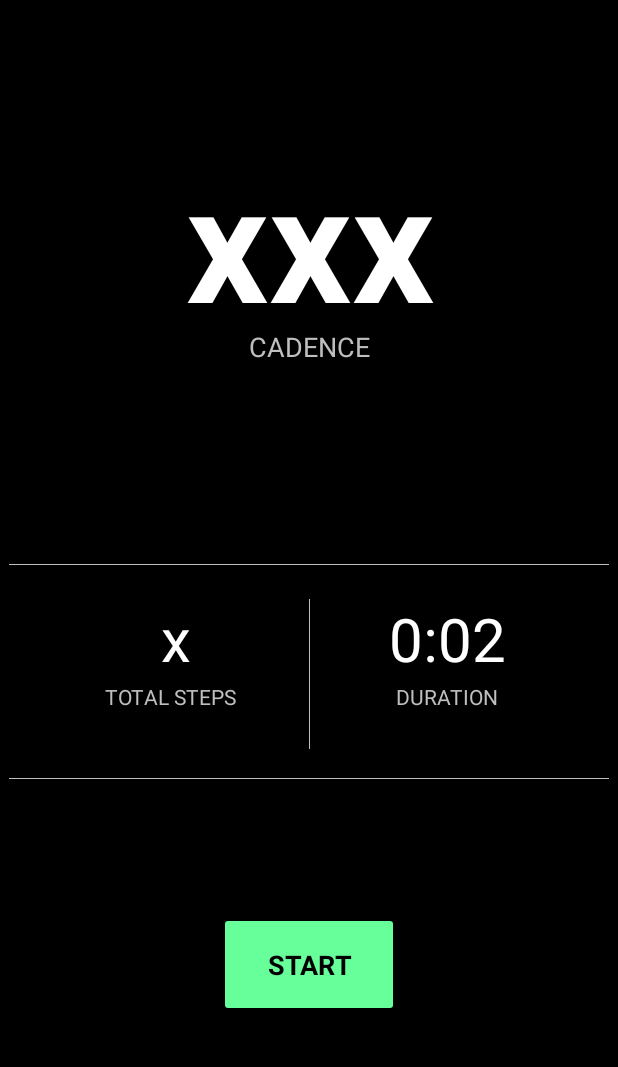
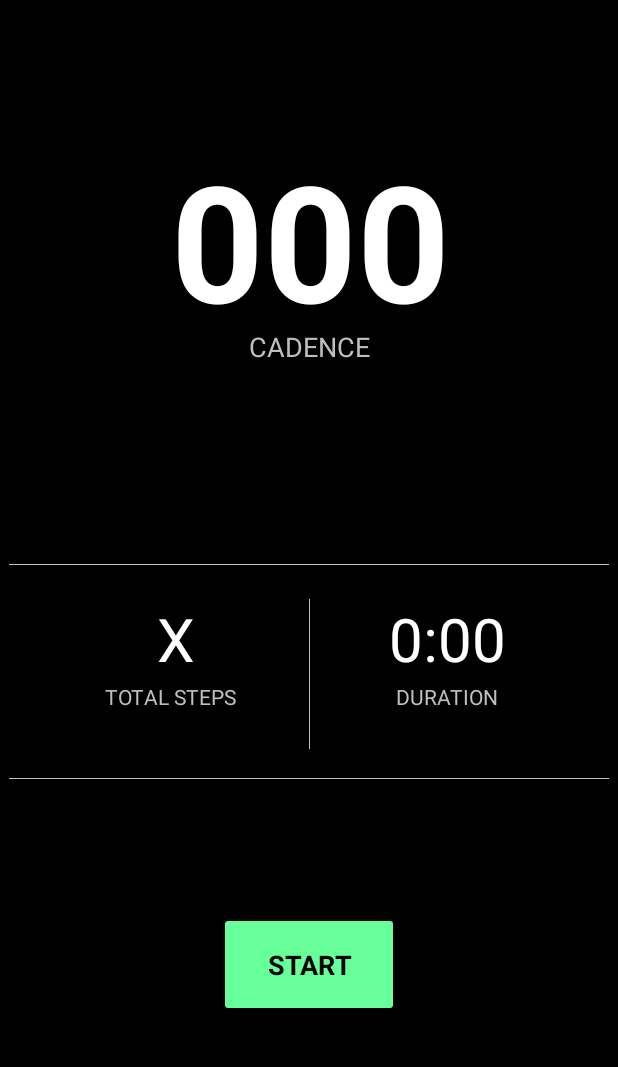
Before and after one commit to Amayzing24/RunWithIt, an Android app: the screen it shows after launch (MainActivity), after a tap on "STOP", on a phone screen of 412 x 824 dp, the part 84-1151 px from its top. Run offline under Robolectric (Android 15) with nearby library versions, the light colour scheme and no system bars; 1 other tap on this screen came first.

Commit message:
UI Changes Small Functionality Changes

```diff
--- a/app/src/main/java/com/example/amaytripathi/RunWithIt/MainActivity.java
+++ b/app/src/main/java/com/example/amaytripathi/RunWithIt/MainActivity.java
@@ -124,8 +124,9 @@ public class MainActivity extends AppCompatActivity implements SensorEventListen
                 startButton.setVisibility(View.VISIBLE);
                 playShown = true;
                 terminate();
-                speed.setText("xxx");
-                tv_steps.setText("x");
+                speed.setText("000");
+                tv_steps.setText("X");
+                durationTime.setText("0:00");
             }
         }
     };
@@ -147,7 +148,7 @@ public class MainActivity extends AppCompatActivity implements SensorEventListen
         songSPM = 150;
         first = true;
         lastSPM = 0;
-        count = 0;
+        count = -1;
         mediaPlayer = MediaPlayer.create(getApplicationContext(), R.raw.hello);
     }
 
@@ -171,7 +172,6 @@ public class MainActivity extends AppCompatActivity implements SensorEventListen
                         runOnUiThread(new Runnable() {
                             @Override
                             public void run() {
-                                count++;
                                 int lastSPMUse = lastSPM;
                                 if (count % 20 == 0){
                                     if (lastSPMUse <= 150 && lastSPMUse < songSPM){
@@ -203,6 +203,7 @@ public class MainActivity extends AppCompatActivity implements SensorEventListen
                                         mediaPlayer.start();
                                     }
                                 }
+                                count++;
                                 lastSPM = findSpeed();
                                 String zero = "";
                                 if (count % 60 < 10){
@@ -218,7 +219,7 @@ public class MainActivity extends AppCompatActivity implements SensorEventListen
                                 }
                                 lastSteps = lastSPM;
                                 if (repeats >= 4){
-                                    speed.setText("0");
+                                    speed.setText("000");
                                 }
                                 else{
                                     speed.setText(String.valueOf(lastSPM));
@@ -314,7 +315,7 @@ public class MainActivity extends AppCompatActivity implements SensorEventListen
             lastRan = total - lastTotal;
             lastTotal = total;
             if (lastTotal == 0){
-                tv_steps.setText("---");
+                tv_steps.setText("X");
             }
             else{
                 tv_steps.setText(String.valueOf(lastTotal));
```
